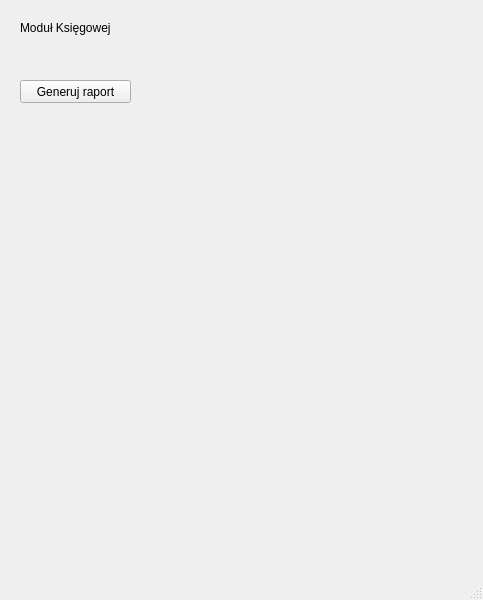
Above: windows/acountant_module.ui from krzysztoftc/ProjektBD before the change. Below: the same form after it.
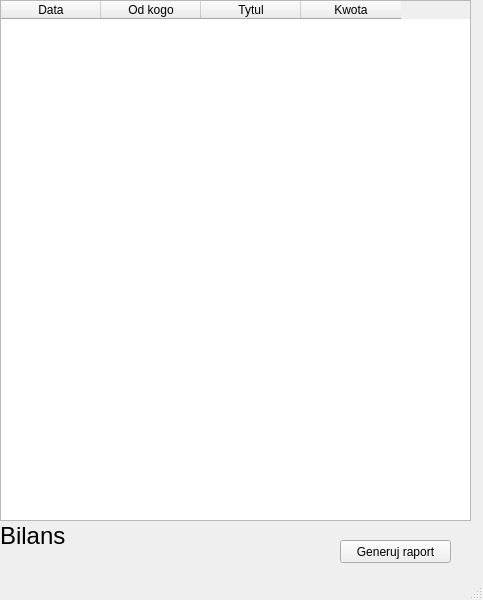
That is the form after the change.

The edit to the form file:
```diff
--- a/windows/acountant_module.ui
+++ b/windows/acountant_module.ui
@@ -14,24 +14,11 @@
    <string>MainWindow</string>
   </property>
   <widget class="QWidget" name="centralwidget">
-   <widget class="QLabel" name="label">
-    <property name="geometry">
-     <rect>
-      <x>20</x>
-      <y>20</y>
-      <width>151</width>
-      <height>16</height>
-     </rect>
-    </property>
-    <property name="text">
-     <string>Moduł Księgowej</string>
-    </property>
-   </widget>
    <widget class="QPushButton" name="pushButton">
     <property name="geometry">
      <rect>
-      <x>20</x>
-      <y>80</y>
+      <x>340</x>
+      <y>540</y>
       <width>111</width>
       <height>23</height>
      </rect>
@@ -40,6 +27,63 @@
      <string>Generuj raport</string>
     </property>
    </widget>
+   <widget class="QTableWidget" name="tableWidget">
+    <property name="geometry">
+     <rect>
+      <x>0</x>
+      <y>0</y>
+      <width>471</width>
+      <height>521</height>
+     </rect>
+    </property>
+    <property name="rowCount">
+     <number>0</number>
+    </property>
+    <property name="columnCount">
+     <number>4</number>
+    </property>
+    <column>
+     <property name="text">
+      <string>Data</string>
+     </property>
+     <property name="textAlignment">
+      <set>AlignHCenter|AlignTop</set>
+     </property>
+    </column>
+    <column>
+     <property name="text">
+      <string>Od kogo</string>
+     </property>
+    </column>
+    <column>
+     <property name="text">
+      <string>Tytul</string>
+     </property>
+    </column>
+    <column>
+     <property name="text">
+      <string>Kwota</string>
+     </property>
+    </column>
+   </widget>
+   <widget class="QLabel" name="label_2">
+    <property name="geometry">
+     <rect>
+      <x>0</x>
+      <y>520</y>
+      <width>241</width>
+      <height>31</height>
+     </rect>
+    </property>
+    <property name="font">
+     <font>
+      <pointsize>18</pointsize>
+     </font>
+    </property>
+    <property name="text">
+     <string>Bilans</string>
+    </property>
+   </widget>
   </widget>
   <widget class="QMenuBar" name="menubar">
    <property name="geometry">
```
Left out of the diff: 2 changed lines with no effect on the pictures.
